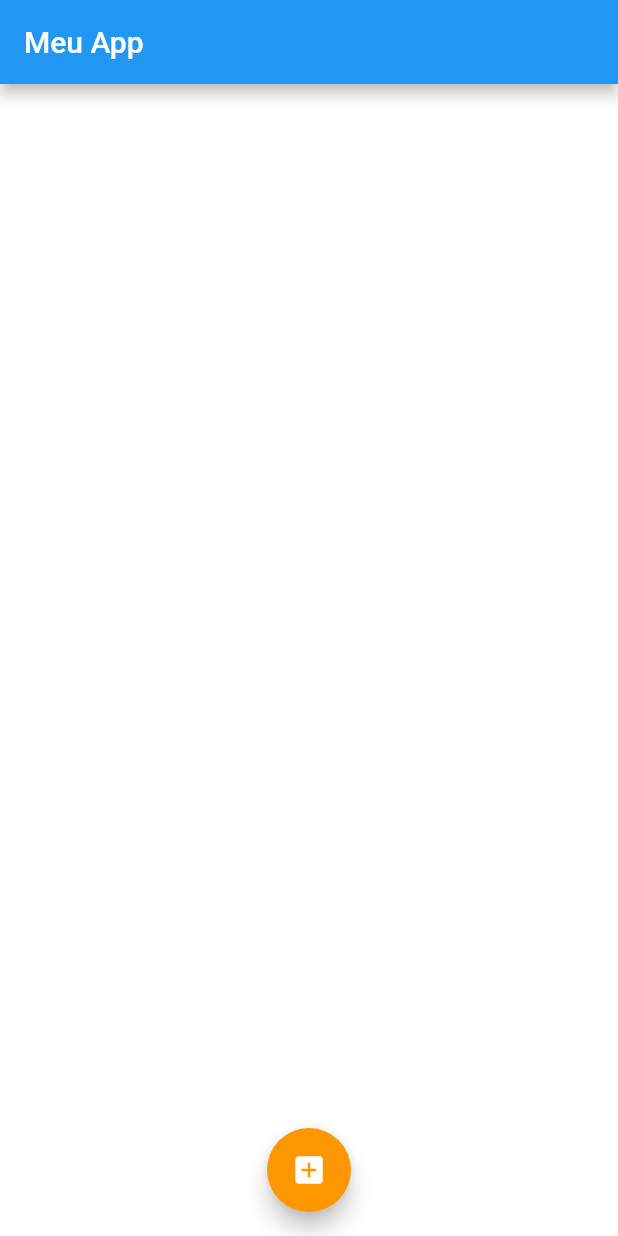
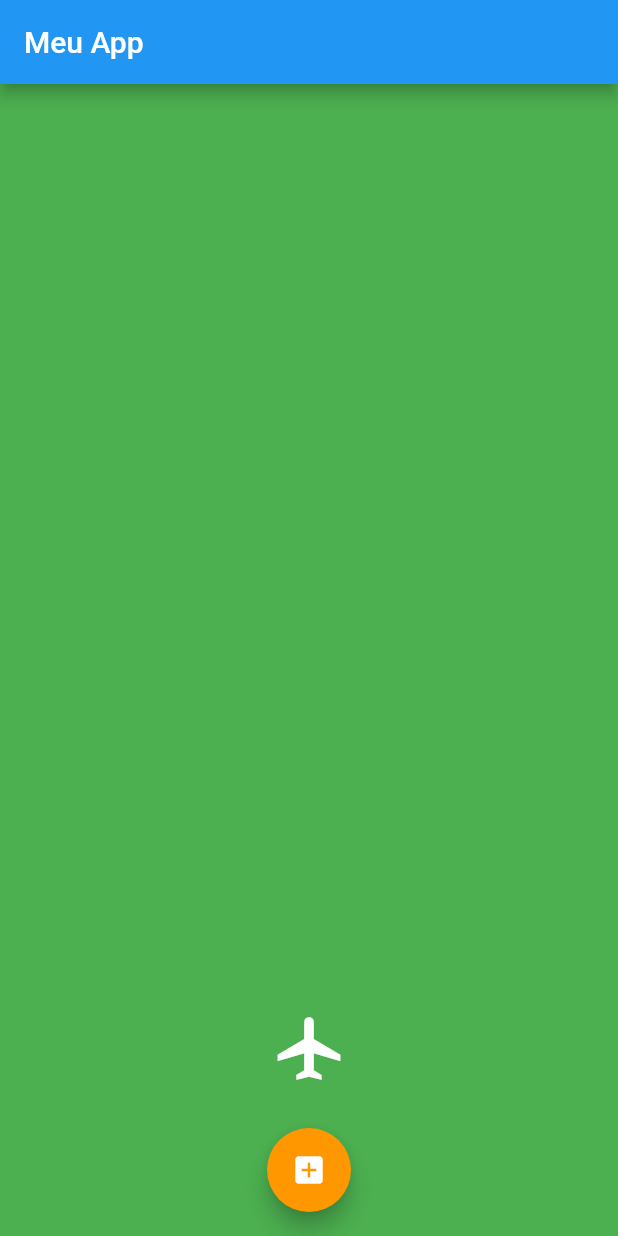
Before and after one commit to ronaldomendes/desenvolvimento_mobile, a Flutter app: the screen it shows after launch, on a phone screen of 412 x 824 dp. Run offline on Flutter 3.47's test engine with Material 2 defaults, Android fonts, the phone set to English and light mode, and no system bars.

Commit message:
Third example of animations_app

```diff
--- a/animations_app/lib/main.dart
+++ b/animations_app/lib/main.dart
@@ -21,8 +21,20 @@ class _AnimationsApp extends State<AnimationsApp> {
       body: AnimatedContainer(
         duration: Duration(seconds: 1),
         color: Colors.green,
-        padding: EdgeInsets.all(10),
-        height: _status ? 0 : 100,
+        padding: EdgeInsets.only(bottom: 100, top: 20),
+        alignment: _status ? Alignment.bottomCenter : Alignment.topCenter,
+        child: AnimatedOpacity(
+          duration: Duration(seconds: 1),
+          opacity: _status ? 1 : 0,
+          child: Container(
+            height: 50,
+            child: Icon(
+              Icons.airplanemode_active,
+              size: 50,
+              color: Colors.white,
+            ),
+          ),
+        ),
       ),
       floatingActionButtonLocation: FloatingActionButtonLocation.centerFloat,
       floatingActionButton: FloatingActionButton(
```
